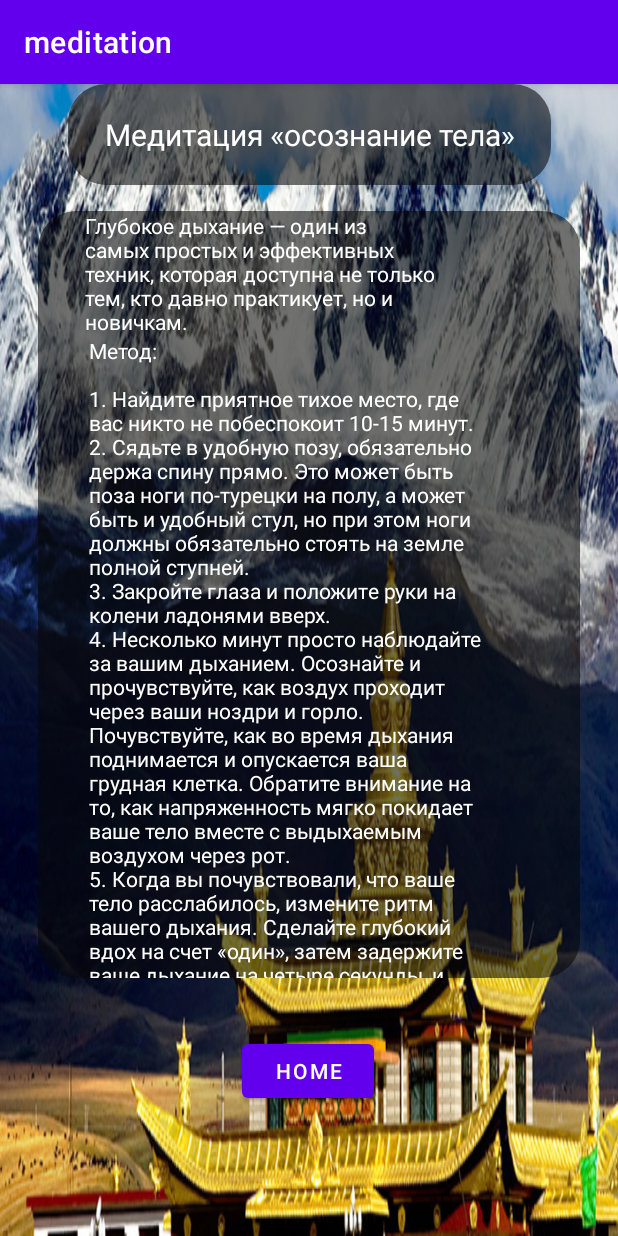
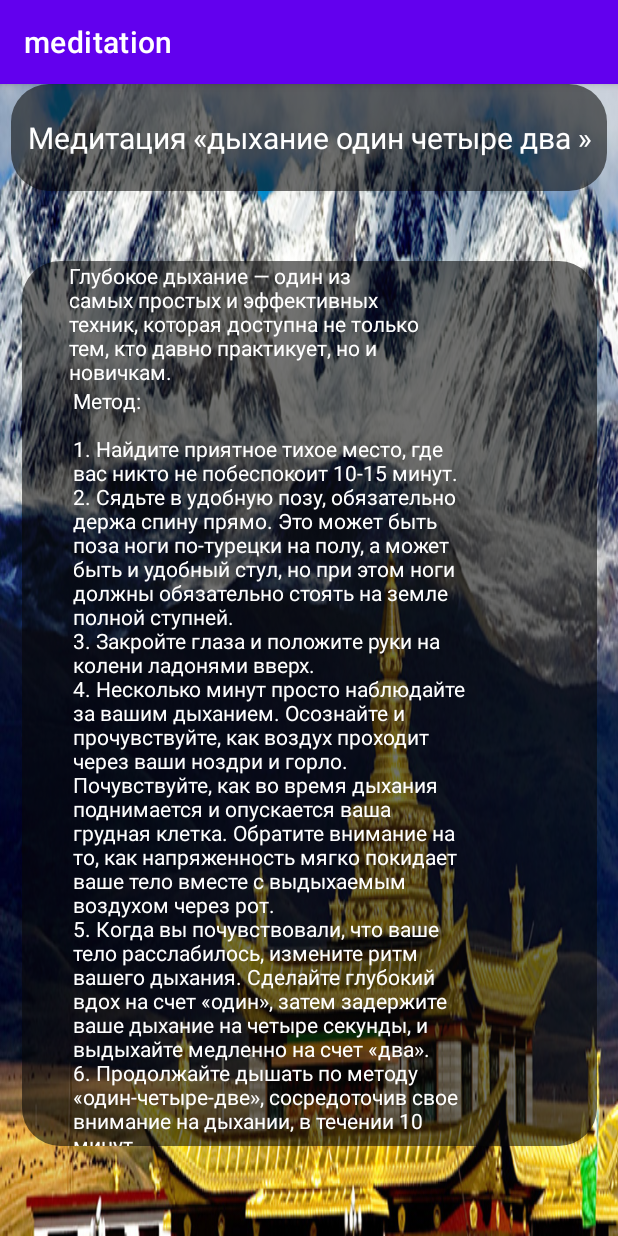
Before and after one commit to AndrewBoeing737/meditation, an Android app: the breath screen opened directly, with no data from a screen before it, on a phone screen of 412 x 824 dp. Run offline under Robolectric (Android 15) with nearby library versions, the light colour scheme and no system bars; 3 statements that could not run were skipped.

Commit message:
new Commit for anybody

```diff
--- a/app/src/main/java/com/example/meditation/breath.java
+++ b/app/src/main/java/com/example/meditation/breath.java
@@ -16,8 +16,6 @@ import java.util.ArrayList;
 import java.util.List;
 
 public class breath extends AppCompatActivity {
-
-    private Button button;
     List<methodConstuctor> actions = new ArrayList<methodConstuctor>();
     MediaPlayer mediaPlayer ;
 
@@ -30,12 +28,10 @@ public class breath extends AppCompatActivity {
     protected void onCreate(Bundle savedInstanceState) {
         super.onCreate(savedInstanceState);
         setContentView(R.layout.activity_breath);
-        button = findViewById(R.id.hause);
         setActionsData();
         RecyclerView recyclerView = findViewById(R.id.recyclerView);
         MethodAdapter adapter = new MethodAdapter(this, actions);
         recyclerView.setAdapter(adapter);
-        button.setOnClickListener(listener);
         mediaPlayer = new MediaPlayer();
         AssetFileDescriptor descriptor = null;
         try {
@@ -52,14 +48,7 @@ public class breath extends AppCompatActivity {
             e.printStackTrace();
         }
     }
-    private View.OnClickListener listener = new View.OnClickListener() {
-        @Override
-        public void onClick(View view) {
-            mediaPlayer.stop();
-            Intent intent = new Intent(getApplicationContext(), SecondActivity.class);
-            startActivity(intent);
-        }
-    };
+
    private void setActionsData() {
        actions.add(new methodConstuctor( "Глубокое дыхание — один из самых простых и эффективных техник, которая доступна не только тем, кто давно практикует, но и новичкам.",
                "Метод:\n" +
--- a/app/src/main/res/layout/activity_breath.xml
+++ b/app/src/main/res/layout/activity_breath.xml
@@ -9,11 +9,11 @@ android:background="@drawable/tibet_foto_1"
 
     <TextView
         android:id="@+id/textView2"
-        android:layout_width="322dp"
-        android:layout_height="67dp"
+        android:layout_width="397dp"
+        android:layout_height="71dp"
         android:background="@drawable/shape_list"
         android:gravity="center"
-        android:text="Медитация «осознание тела»"
+        android:text="Медитация «дыхание один четыре два »"
         android:textColor="#FFFFFF"
         android:textSize="20sp"
         app:layout_constraintEnd_toEndOf="parent"
@@ -22,8 +22,8 @@ android:background="@drawable/tibet_foto_1"
 
     <androidx.recyclerview.widget.RecyclerView
         android:id="@+id/recyclerView"
-        android:layout_width="361dp"
-        android:layout_height="511dp"
+        android:layout_width="383dp"
+        android:layout_height="590dp"
         android:layout_marginBottom="60dp"
         android:background="@drawable/shape_list"
         app:layoutManager="androidx.recyclerview.widget.LinearLayoutManager"
@@ -31,20 +31,7 @@ android:background="@drawable/tibet_foto_1"
         app:layout_constraintEnd_toEndOf="parent"
         app:layout_constraintStart_toStartOf="parent"
         app:layout_constraintTop_toBottomOf="@+id/textView2"
-        app:layout_constraintVertical_bias="0.132"
+        app:layout_constraintVertical_bias="1.0"
         tools:listitem="@layout/list_item" />
 
-    <Button
-        android:id="@+id/hause"
-        android:layout_width="wrap_content"
-        android:layout_height="wrap_content"
-        android:layout_marginTop="5dp"
-        android:text="home"
-        app:layout_constraintBottom_toBottomOf="parent"
-        app:layout_constraintEnd_toEndOf="parent"
-        app:layout_constraintHorizontal_bias="0.498"
-        app:layout_constraintStart_toStartOf="parent"
-        app:layout_constraintTop_toBottomOf="@+id/recyclerView"
-        app:layout_constraintVertical_bias="0.273" />
-
 </androidx.constraintlayout.widget.ConstraintLayout>
```
Also changed, not shown: app/src/main/java/com/example/meditation/body.java (+3 -12 lines), app/src/main/java/com/example/meditation/candle.java (+2 -11 lines), app/src/main/res/layout/activity_body.xml (+5 -16 lines), app/src/main/res/layout/activity_candle.xml (+6 -17 lines).
